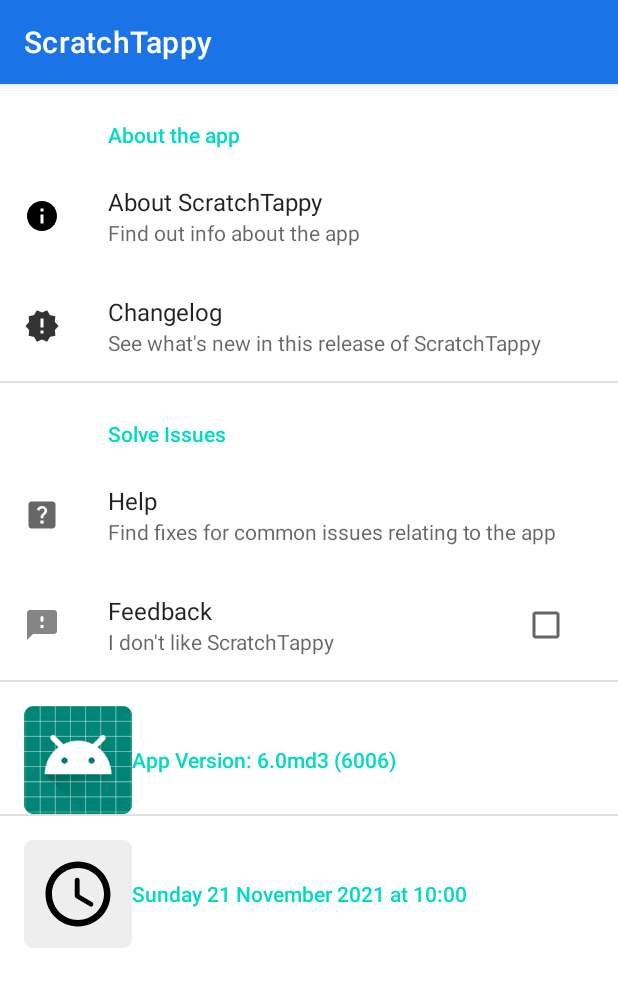
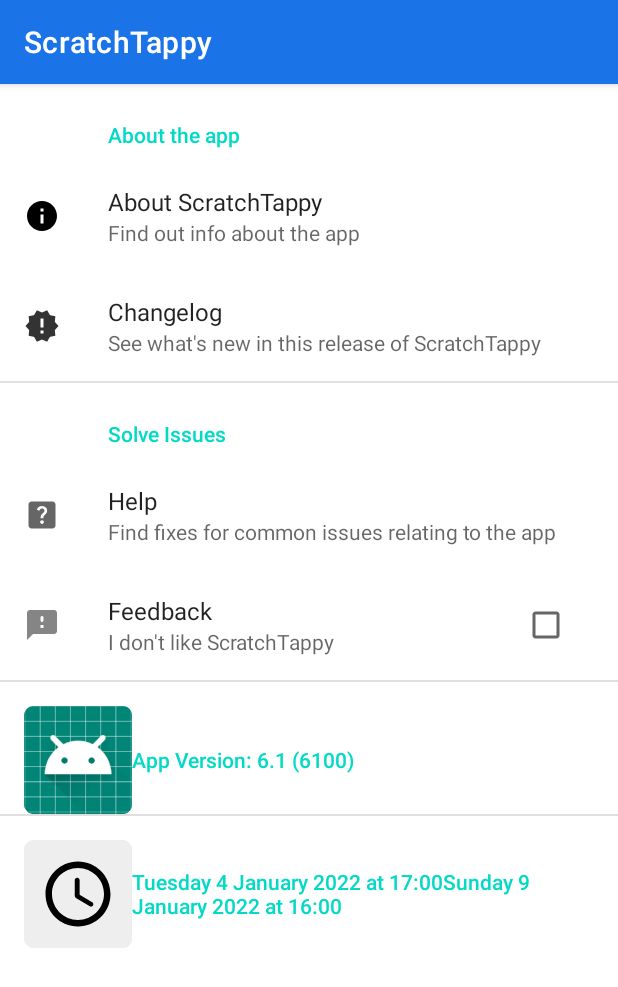
Before and after one commit to jpbandroid/ScratchTappy, an Android app: the fragment SettingsFragment shown on its own in the app's theme, on a phone screen of 412 x 824 dp. Shown: the top 987 px of the screen. Run offline under Robolectric (Android 15) with nearby library versions, the phone set to English and light mode, and no system bars; our stand-ins replace androidx.preference; Roboto replaces fonts that are not available here.

Commit message:
v6.1 Updates to old Settings screen

```diff
--- a/app/src/main/res/xml/root_preferences.xml
+++ b/app/src/main/res/xml/root_preferences.xml
@@ -57,12 +57,12 @@
             android:title="Feedback" />
         <PreferenceCategory
             android:icon="@mipmap/ic_launcher"
-            android:title="App Version: 6.0md3 (6006)"
-            app:title="App Version: 6.0md3 (6006)">
+            android:title="App Version: 6.1 (6100)"
+            app:title="App Version: 6.1 (6100)">
             <PreferenceCategory
                 android:icon="@mipmap/ic_launcher44_round"
-                android:title="Sunday 21 November 2021 at 10:00"
-                app:title="Sunday 21 November 2021 at 10:00" />
+                android:title="Tuesday 4 January 2022 at 17:00Sunday 9 January 2022 at 16:00"
+                app:title="Sunday 9 January 2022 at 16:00" />
         </PreferenceCategory>
     </PreferenceCategory>
 </PreferenceScreen>
```
